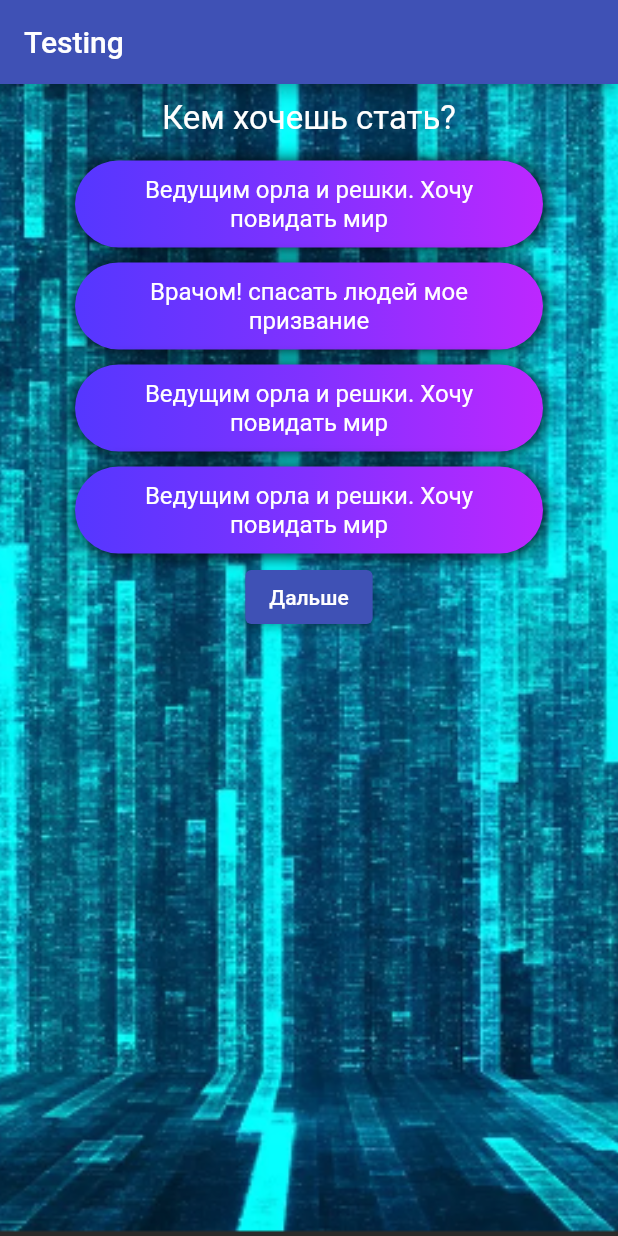
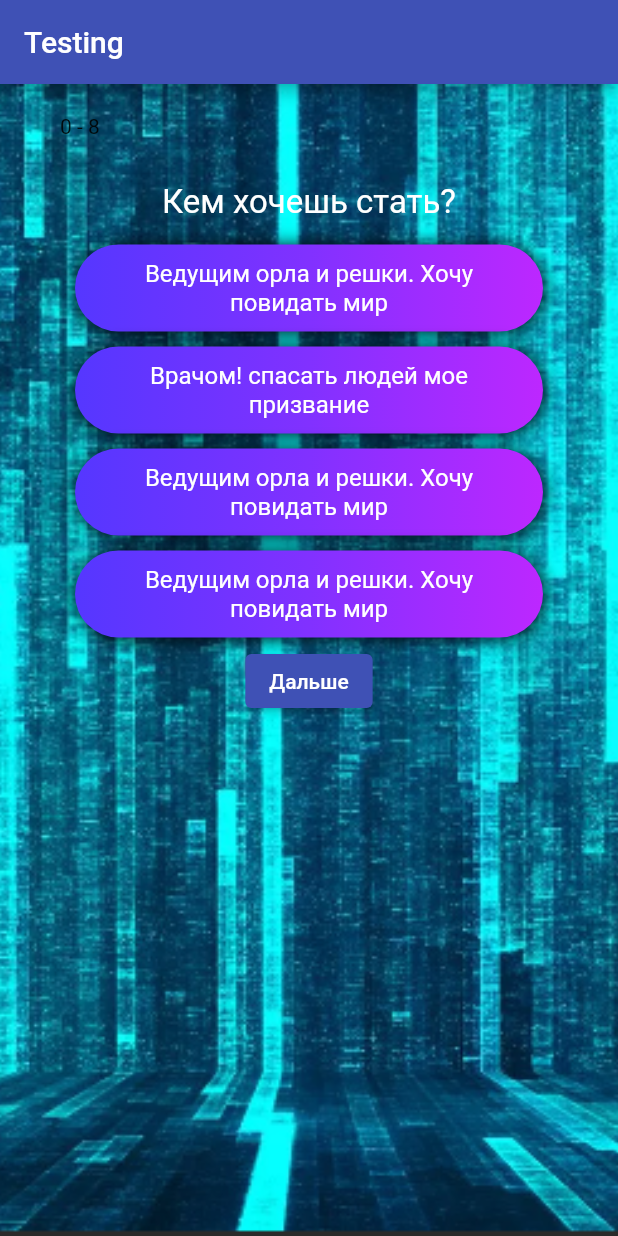
Before and after one commit to kapustamangusta/quizApp, a Flutter app: the screen it shows after launch, on a phone screen of 412 x 824 dp. Run offline on Flutter 3.47's test engine with Material 2 defaults, Android fonts, the phone set to English and light mode, and no system bars; Roboto replaces fonts that are missing (Georgia).

Commit message:
Добавил виджет ProgressBar, сделал его начальную реализацию. Удалил лишние файлы

```diff
--- a/lib/pages/home_page.dart
+++ b/lib/pages/home_page.dart
@@ -1,6 +1,8 @@
 import 'package:flutter/material.dart';
 import 'package:flutter_quiz/models/Question.dart';
 import 'package:flutter_quiz/widgets/answer.dart';
+
+import '../widgets/progress_bar.dart';
 
 class HomePage extends StatefulWidget {
   @override
@@ -47,6 +49,11 @@ class _HomePageState extends State<HomePage> {
         ),
         child: Column(
           children: <Widget>[
+            ProgressBar(
+              icons: _icons,
+              count: _questionIndex,
+              total: data.questions.length,
+            ),
             Container(
               padding: EdgeInsets.all(10),
               child: Text(
--- /dev/null
+++ b/lib/widgets/progress_bar.dart
@@ -0,0 +1,34 @@
+import 'package:flutter/material.dart';
+
+class ProgressBar extends StatelessWidget {
+
+  final icons;
+  final count;
+  final total;
+  ProgressBar({super.key, this.icons,this.count, this.total});
+
+  @override
+  Widget build(BuildContext context) {
+    return Container(
+      padding: const EdgeInsets.all(10),
+      margin: EdgeInsets.symmetric(
+        vertical: 10,
+        horizontal: 30,
+      ),
+      child: Row(
+        mainAxisAlignment: MainAxisAlignment.start,
+        children: <Widget>[
+          FittedBox(
+            fit: BoxFit.contain,
+            child: Text(
+              '$count - $total',
+            ),
+          ),
+          SizedBox(width: 10,),
+
+          ...icons,
+        ],
+      ),
+    );
+  }
+}
```
Also changed, not shown: lib/my-container.dart (deleted, +0 -50 lines), lib/my_flexible.dart (deleted, +0 -73 lines), lib/row_column.dart (deleted, +0 -57 lines).
